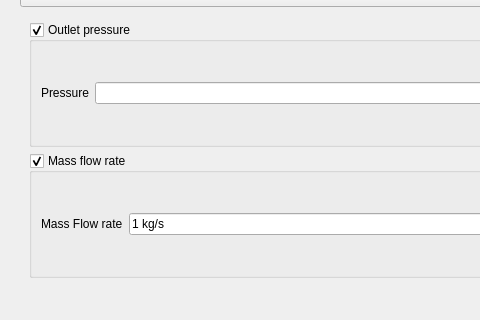
Old version of the form src/Mod/Fem/Gui/Resources/ui/ElementFluid1D.ui in the repository makkemal/FreeCAD; both pictures show x 0 to 480 and y 124 to 444 of the 590 by 705 pixel window.
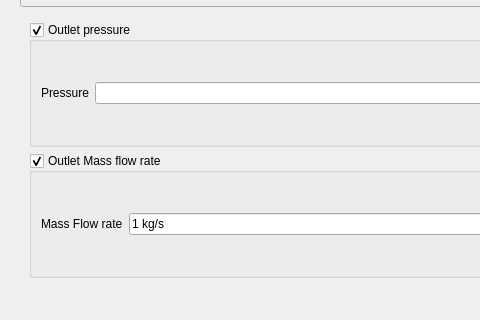
New version of the form. The open tabs and pages were chosen to show the change. Custom widgets are drawn as their Qt base class.

Commit message: FEM: GAS Typo fixing

Patch:
```diff
--- a/src/Mod/Fem/Gui/Resources/ui/ElementFluid1D.ui
+++ b/src/Mod/Fem/Gui/Resources/ui/ElementFluid1D.ui
@@ -964,7 +964,7 @@
            <item>
             <widget class="QGroupBox" name="gb_outletflowrategas">
              <property name="title">
-              <string>Mass flow rate</string>
+              <string>Outlet Mass flow rate</string>
              </property>
              <property name="checkable">
               <bool>true</bool>
```
The commit also changes 1 other file.
